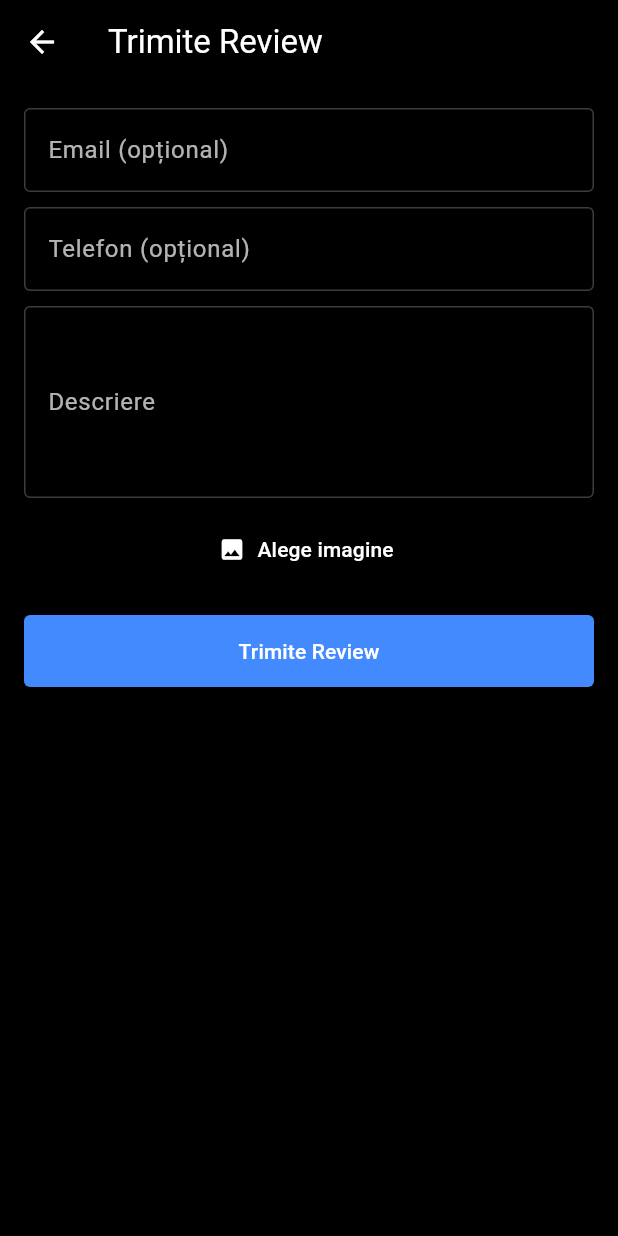
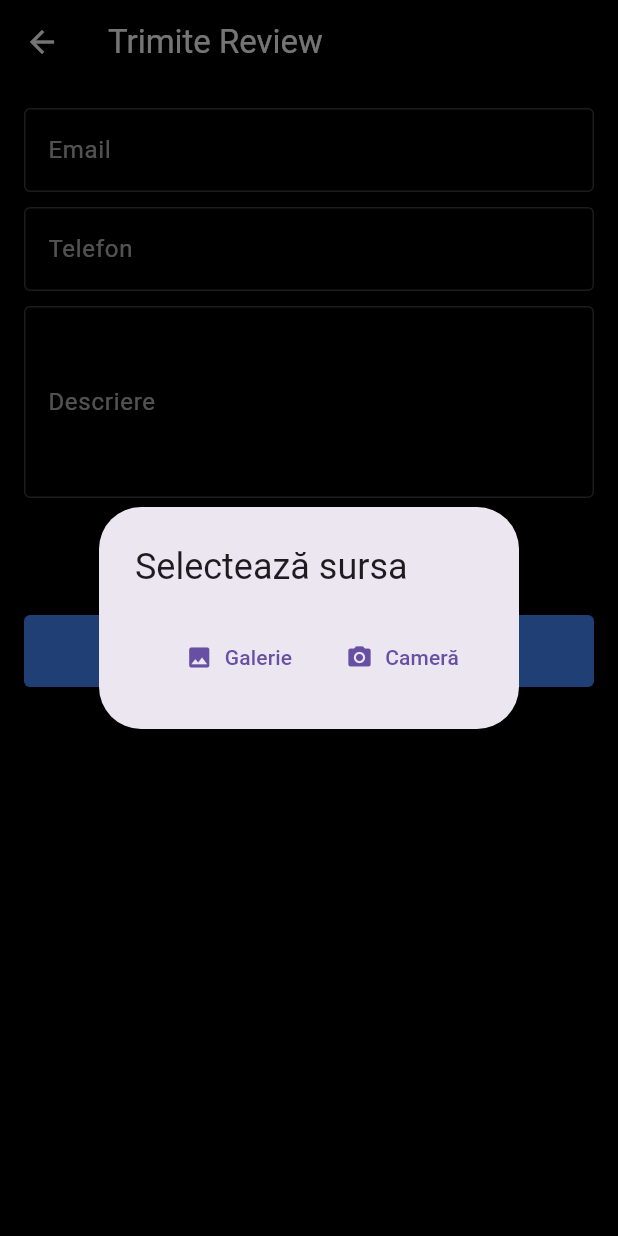
Before and after one commit to DanielVlaicu/smart_menu, a Flutter app: the ReviewFormScreen screen opened directly with empty values, after a tap on "Alege imagine", on a phone screen of 412 x 824 dp. Run offline on Flutter 3.47's test engine with Material 3 defaults, Android fonts, the phone set to English and light mode, and no system bars; our stand-ins replace cached_network_image, cloud_firestore, file_picker, firebase_auth, firebase_core, fl_chart and 9 more; accounts and stored records are empty.

Commit message:
camera function working for web reviews

```diff
--- a/lib/screens/client/review_form_screen.dart
+++ b/lib/screens/client/review_form_screen.dart
@@ -2,6 +2,7 @@ import 'dart:io';
 import 'package:flutter/material.dart';
 import 'package:image_picker/image_picker.dart';
 import '../../services/api_services.dart';
+import 'package:flutter/foundation.dart';
 
 class ReviewFormScreen extends StatefulWidget {
   final String restaurantUid;
@@ -19,13 +20,47 @@ class _ReviewFormScreenState extends State<ReviewFormScreen> {
   File? _selectedImage;
   bool _loading = false;
 
+  XFile? _webPickedFile;
+  Uint8List? _webImageBytes;
+
   Future<void> _pickImage() async {
     final picker = ImagePicker();
-    final picked = await picker.pickImage(source: ImageSource.gallery);
+
+    final source = await showDialog<ImageSource>(
+      context: context,
+      builder: (ctx) => AlertDialog(
+        title: const Text('Selectează sursa'),
+        actions: [
+          TextButton.icon(
+            icon: const Icon(Icons.photo),
+            label: const Text('Galerie'),
+            onPressed: () => Navigator.pop(ctx, ImageSource.gallery),
+          ),
+          TextButton.icon(
+            icon: const Icon(Icons.camera_alt),
+            label: const Text('Cameră'),
+            onPressed: () => Navigator.pop(ctx, ImageSource.camera),
+          ),
+        ],
+      ),
+    );
+
+    if (source == null) return;
+
+    final picked = await picker.pickImage(source: source);
+
     if (picked != null) {
-      setState(() {
-        _selectedImage = File(picked.path);
-      });
+      if (kIsWeb) {
+        final bytes = await picked.readAsBytes();
+        setState(() {
+          _webPickedFile = picked;
+          _webImageBytes = bytes;
+        });
+      } else {
+        setState(() {
+          _selectedImage = File(picked.path);
+        });
+      }
     }
   }
 
@@ -50,7 +85,9 @@ class _ReviewFormScreenState extends State<ReviewFormScreen> {
         email: _emailController.text.trim(),
         phone: _phoneController.text.trim(),
         message: _messageController.text.trim(),
-        imageFile: _selectedImage,
+        imageFile: kIsWeb ? null : _selectedImage,
+        webImageBytes: kIsWeb ? _webImageBytes : null,
+        webImageName: kIsWeb ? _webPickedFile?.name : null,
       );
       ScaffoldMessenger.of(context).showSnackBar(
         const SnackBar(
@@ -102,13 +139,13 @@ class _ReviewFormScreenState extends State<ReviewFormScreen> {
               TextFormField(
                 controller: _emailController,
                 style: const TextStyle(color: Colors.white),
-                decoration: _inputDecoration('Email (opțional)'),
+                decoration: _inputDecoration('Email'),
               ),
               const SizedBox(height: 10),
               TextFormField(
                 controller: _phoneController,
                 style: const TextStyle(color: Colors.white),
-                decoration: _inputDecoration('Telefon (opțional)'),
+                decoration: _inputDecoration('Telefon'),
               ),
               const SizedBox(height: 10),
               TextFormField(
```
Also changed, not shown: lib/services/api_services.dart (+28 -14 lines), 1 other file.
